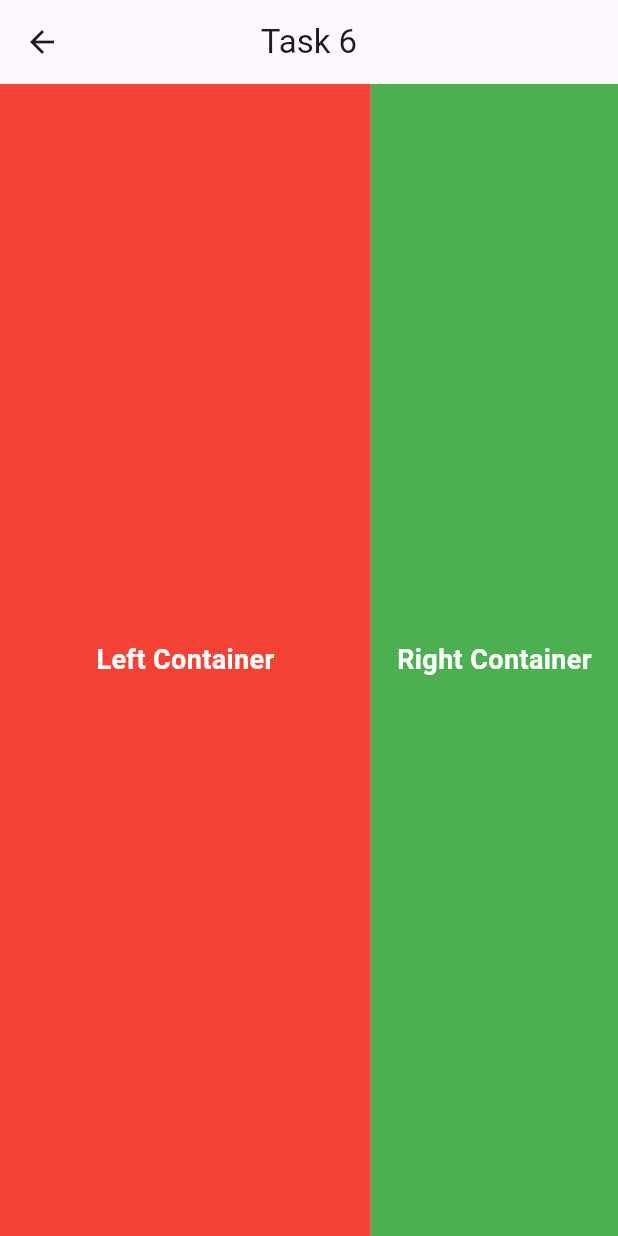
After one commit to Muhammed-rafi-cp/intern_task_app., a Flutter app: the Task6Page screen opened directly, on a phone screen of 412 x 824 dp. The commit adds this screen. Run offline on Flutter 3.47's test engine with Material 3 defaults, Android fonts, the phone set to English and light mode, and no system bars; network calls fail.

Commit message:
Added Task 4 (Chip Widget), Task 5 (Fallback Avatar), and Task 6 (Flex Layout)

```diff
--- /dev/null
+++ b/lib/pages/task_6.dart
@@ -0,0 +1,51 @@
+import 'package:flutter/material.dart';
+
+class Task6Page extends StatelessWidget {
+  const Task6Page({super.key});
+
+  @override
+  Widget build(BuildContext context) {
+    return Scaffold(
+      appBar: AppBar(title: const Text("Task 6"), centerTitle: true),
+      body: Row(
+        children: [
+          // Left container → flex = 3
+          Expanded(
+            flex: 3,
+            child: Container(
+              color: Colors.red,
+              child: const Center(
+                child: Text(
+                  "Left Container",
+                  style: TextStyle(
+                    color: Colors.white,
+                    fontSize: 18,
+                    fontWeight: FontWeight.bold,
+                  ),
+                ),
+              ),
+            ),
+          ),
+
+          // Right container → flex = 2
+          Expanded(
+            flex: 2,
+            child: Container(
+              color: Colors.green,
+              child: const Center(
+                child: Text(
+                  "Right Container",
+                  style: TextStyle(
+                    color: Colors.white,
+                    fontSize: 18,
+                    fontWeight: FontWeight.bold,
+                  ),
+                ),
+              ),
+            ),
+          ),
+        ],
+      ),
+    );
+  }
+}
```
Also changed, not shown: lib/main.dart (+22 -3 lines), lib/pages/task_4.dart (added, +56 -0 lines), lib/pages/task_5.dart (added, +73 -0 lines), lib/pages/task_2.dart (line endings or trailing spaces).
